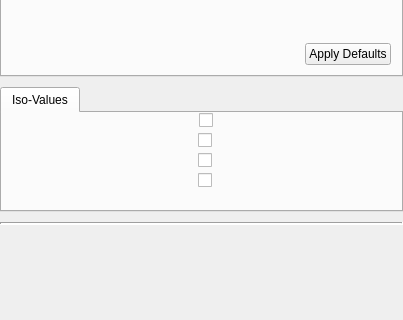
Before: the Qt Designer form apps/vaporgui/IsoSurfaceAppearanceGUI.ui in StasJ/vapor-formatted, drawn with Qt 5; both pictures show x 0 to 403 and y 85 to 405 of the 403 by 849 pixel window.
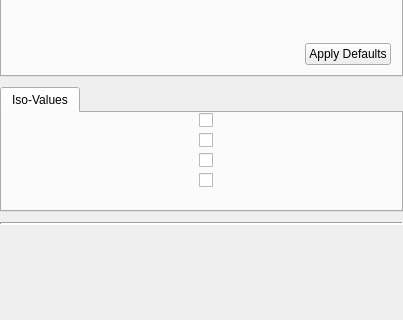
After: the same form once the commit is applied. Custom widgets are drawn as their Qt base class.

Commit message: size adjustment

The edit to the form file:
```diff
--- a/apps/vaporgui/IsoSurfaceAppearanceGUI.ui
+++ b/apps/vaporgui/IsoSurfaceAppearanceGUI.ui
@@ -350,7 +350,7 @@
               <number>5</number>
              </property>
              <property name="rightMargin">
-              <number>12</number>
+              <number>10</number>
              </property>
              <property name="bottomMargin">
               <number>0</number>
@@ -373,7 +373,7 @@
               <number>5</number>
              </property>
              <property name="rightMargin">
-              <number>12</number>
+              <number>10</number>
              </property>
              <property name="bottomMargin">
               <number>0</number>
@@ -396,7 +396,7 @@
               <number>5</number>
              </property>
              <property name="rightMargin">
-              <number>12</number>
+              <number>10</number>
              </property>
              <property name="bottomMargin">
               <number>0</number>
```
